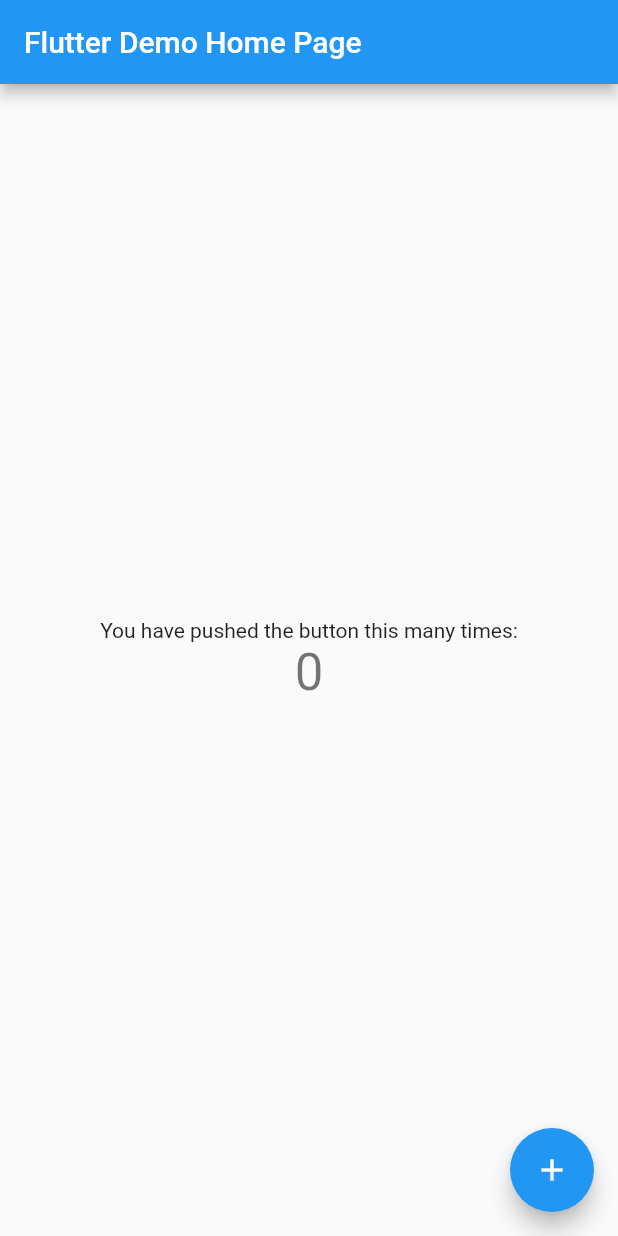
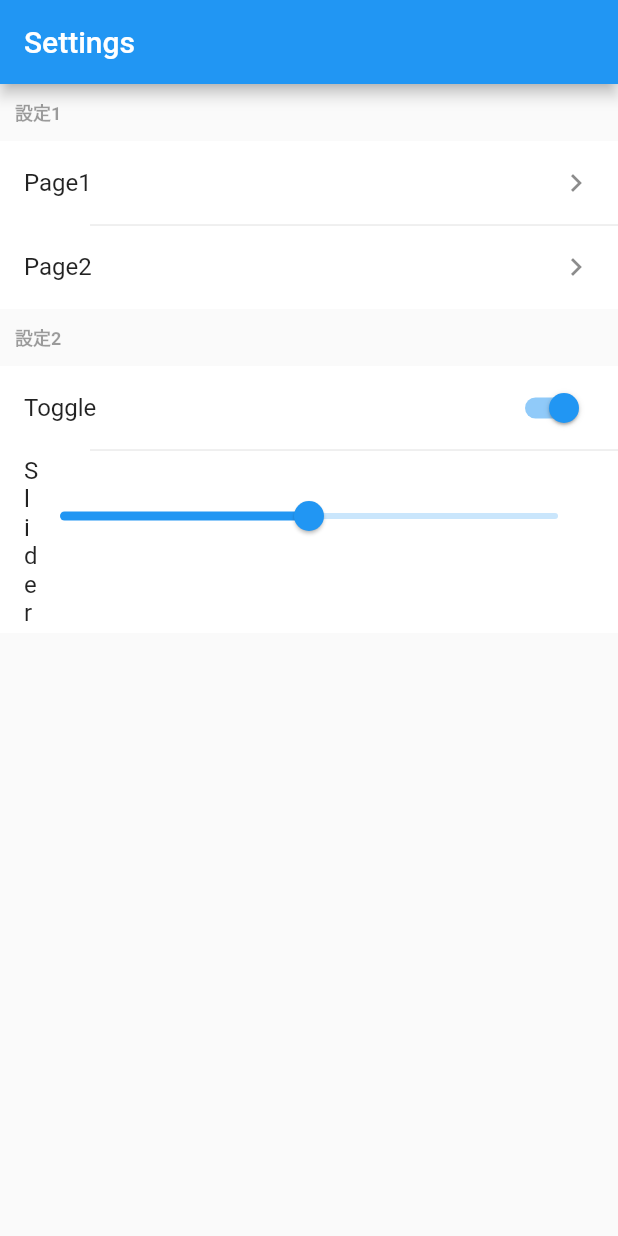
Before and after one commit to DialBird/flutter-ItemShowroom, a Flutter app: the screen it shows after launch, on a phone screen of 412 x 824 dp. Run offline on Flutter 3.47's test engine with Material 2 defaults, Android fonts, the phone set to English and light mode, and no system bars.

Commit message:
Add Settings View

```diff
--- a/lib/main.dart
+++ b/lib/main.dart
@@ -1,109 +1,4 @@
 import 'package:flutter/material.dart';
+import 'package:item_showroom/src/item_showroom.dart';
 
-void main() => runApp(new MyApp());
-
-class MyApp extends StatelessWidget {
-  // This widget is the root of your application.
-  @override
-  Widget build(BuildContext context) {
-    return new MaterialApp(
-      title: 'Flutter Demo',
-      theme: new ThemeData(
-        // This is the theme of your application.
-        //
-        // Try running your application with "flutter run". You'll see the
-        // application has a blue toolbar. Then, without quitting the app, try
-        // changing the primarySwatch below to Colors.green and then invoke
-        // "hot reload" (press "r" in the console where you ran "flutter run",
-        // or press Run > Flutter Hot Reload in IntelliJ). Notice that the
-        // counter didn't reset back to zero; the application is not restarted.
-        primarySwatch: Colors.blue,
-      ),
-      home: new MyHomePage(title: 'Flutter Demo Home Page'),
-    );
-  }
-}
-
-class MyHomePage extends StatefulWidget {
-  MyHomePage({Key key, this.title}) : super(key: key);
-
-  // This widget is the home page of your application. It is stateful, meaning
-  // that it has a State object (defined below) that contains fields that affect
-  // how it looks.
-
-  // This class is the configuration for the state. It holds the values (in this
-  // case the title) provided by the parent (in this case the App widget) and
-  // used by the build method of the State. Fields in a Widget subclass are
-  // always marked "final".
-
-  final String title;
-
-  @override
-  _MyHomePageState createState() => new _MyHomePageState();
-}
-
-class _MyHomePageState extends State<MyHomePage> {
-  int _counter = 0;
-
-  void _incrementCounter() {
-    setState(() {
-      // This call to setState tells the Flutter framework that something has
-      // changed in this State, which causes it to rerun the build method below
-      // so that the display can reflect the updated values. If we changed
-      // _counter without calling setState(), then the build method would not be
-      // called again, and so nothing would appear to happen.
-      _counter++;
-    });
-  }
-
-  @override
-  Widget build(BuildContext context) {
-    // This method is rerun every time setState is called, for instance as done
-    // by the _incrementCounter method above.
-    //
-    // The Flutter framework has been optimized to make rerunning build methods
-    // fast, so that you can just rebuild anything that needs updating rather
-    // than having to individually change instances of widgets.
-    return new Scaffold(
-      appBar: new AppBar(
-        // Here we take the value from the MyHomePage object that was created by
-        // the App.build method, and use it to set our appbar title.
-        title: new Text(widget.title),
-      ),
-      body: new Center(
-        // Center is a layout widget. It takes a single child and positions it
-        // in the middle of the parent.
-        child: new Column(
-          // Column is also layout widget. It takes a list of children and
-          // arranges them vertically. By default, it sizes itself to fit its
-          // children horizontally, and tries to be as tall as its parent.
-          //
-          // Invoke "debug paint" (press "p" in the console where you ran
-          // "flutter run", or select "Toggle Debug Paint" from the Flutter tool
-          // window in IntelliJ) to see the wireframe for each widget.
-          //
-          // Column has various properties to control how it sizes itself and
-          // how it positions its children. Here we use mainAxisAlignment to
-          // center the children vertically; the main axis here is the vertical
-          // axis because Columns are vertical (the cross axis would be
-          // horizontal).
-          mainAxisAlignment: MainAxisAlignment.center,
-          children: <Widget>[
-            new Text(
-              'You have pushed the button this many times:',
-            ),
-            new Text(
-              '$_counter',
-              style: Theme.of(context).textTheme.display1,
-            ),
-          ],
-        ),
-      ),
-      floatingActionButton: new FloatingActionButton(
-        onPressed: _incrementCounter,
-        tooltip: 'Increment',
-        child: new Icon(Icons.add),
-      ), // This trailing comma makes auto-formatting nicer for build methods.
-    );
-  }
-}
+void main() => runApp(new ItemShowroom());
--- /dev/null
+++ b/lib/src/item_showroom.dart
@@ -0,0 +1,53 @@
+// import 'package:item_showroom/src/pages/item_list_view.dart';
+import 'package:item_showroom/src/pages/settings_view.dart';
+// import 'package:item_showroom/src/ui/bottom_navigation_view.dart';
+import 'package:flutter/material.dart';
+
+class ItemShowroom extends StatelessWidget {
+  @override
+  Widget build(BuildContext context) {
+    return new MaterialApp(
+      title: 'Item ShowRoom',
+      theme: new ThemeData(
+        primaryColor: Colors.blue,
+      ),
+      home: new MyHomePage(),
+    );
+  }
+}
+
+class MyHomePage extends StatefulWidget {
+  @override
+  _MyHomePageState createState() => new _MyHomePageState();
+}
+
+// class _MyHomePageState extends State<MyHomePage> implements BottomNavigationViewStatus {
+class _MyHomePageState extends State<MyHomePage> {
+  Widget _bodyContent;
+
+  @override
+  void initState() {
+    super.initState();
+
+    _bodyContent = new SettingsView();
+  }
+
+  @override
+  Widget build(BuildContext context) {
+    return new Scaffold(
+      body: _bodyContent,
+      // bottomNavigationBar: new BottomNavigationView(this),
+    );
+  }
+
+  @override
+  void onTapChangeIndex(int position) {
+    setState(() {
+      if(position == 0) {
+        _bodyContent = new SettingsView();
+      } else {
+        _bodyContent = new SettingsView();
+      }
+    });
+  }
+}
--- /dev/null
+++ b/lib/src/pages/settings_detail_view.dart
@@ -0,0 +1,20 @@
+import 'package:flutter/material.dart';
+import 'package:flutter/foundation.dart';
+
+class SettingsDetailView extends StatelessWidget {
+  final String title;
+
+  SettingsDetailView({@required this.title});
+
+  @override
+  Widget build(BuildContext context) {
+    return new Scaffold(
+      appBar: new AppBar(
+        title: new Text(title)
+      ),
+      body: new Center(
+        child: new Text("Detail"),
+      ),
+    );
+  }
+}
--- /dev/null
+++ b/lib/src/pages/settings_view.dart
@@ -0,0 +1,100 @@
+import 'package:flutter/material.dart';
+import 'package:item_showroom/src/pages/settings_detail_view.dart';
+
+class SettingsView extends StatefulWidget {
+  @override
+  _SettingsViewState createState() => new _SettingsViewState();
+}
+
+class _SettingsViewState extends State<SettingsView> {
+  bool _switchVal = true;
+  double _sliderVal = 50.0;
+
+  @override
+  Widget build(BuildContext context) {
+    return new Scaffold(
+      appBar: new AppBar(
+        title: new Text('Settings'),
+      ),
+      body: new ListView(
+        children: <Widget>[
+          _paddingTitle("設定1"),
+          new Container(
+            color: Colors.white,
+            child: new Column(
+              children: <Widget>[
+                new ListTile(
+                  title: Text('Page1'),
+                  trailing: Icon(Icons.chevron_right),
+                  onTap: () {
+                    Navigator.of(context).push(
+                      new MaterialPageRoute(
+                        builder: (BuildContext context) {
+                          return new SettingsDetailView(title: 'Page1');
+                        },
+                      ),
+                    );
+                  },
+                ),
+                new Divider(height: 0.0, indent: 60.0),
+                new ListTile(
+                  title: Text('Page2'),
+                  trailing: Icon(Icons.chevron_right),
+                  onTap: () {
+                    Navigator.of(context).push(
+                      new MaterialPageRoute(
+                        builder: (BuildContext context) {
+                          return new SettingsDetailView(title: 'Page2');
+                        },
+                      ),
+                    );
+                  },
+                ),
+              ],
+            ),
+          ),
+          _paddingTitle("設定2"),
+          new Container(
+            color: Colors.white,
+            child: new Column(
+              children: <Widget>[
+                new ListTile(
+                  title: Text('Toggle'),
+                  trailing: new Switch(
+                    value: _switchVal,
+                    onChanged: (val) {
+                      setState(() {
+                        _switchVal = val;
+                      });
+                    },
+                  ),
+                ),
+                new Divider(height: 0.0, indent: 60.0),
+                new ListTile(
+                  title: const Text('Slider'),
+                  trailing: new Slider(
+                    value: _sliderVal,
+                    min: 0.0,
+                    max: 100.0,
+                    onChanged: (val) {
+                      setState(() {
+                        _sliderVal = val;
+                      });
+                    },
+                  ),
+                ),
+              ],
+            ),
+          ),
+        ],
+      ),
+    );
+  }
+}
+
+Widget _paddingTitle(String title) {
+  return new Padding(
+    padding: new EdgeInsets.all(10.0),
+    child: Text(title, style: new TextStyle(color: Colors.black38, fontSize: 12.0, fontWeight: FontWeight.bold)),
+  );
+}
```
